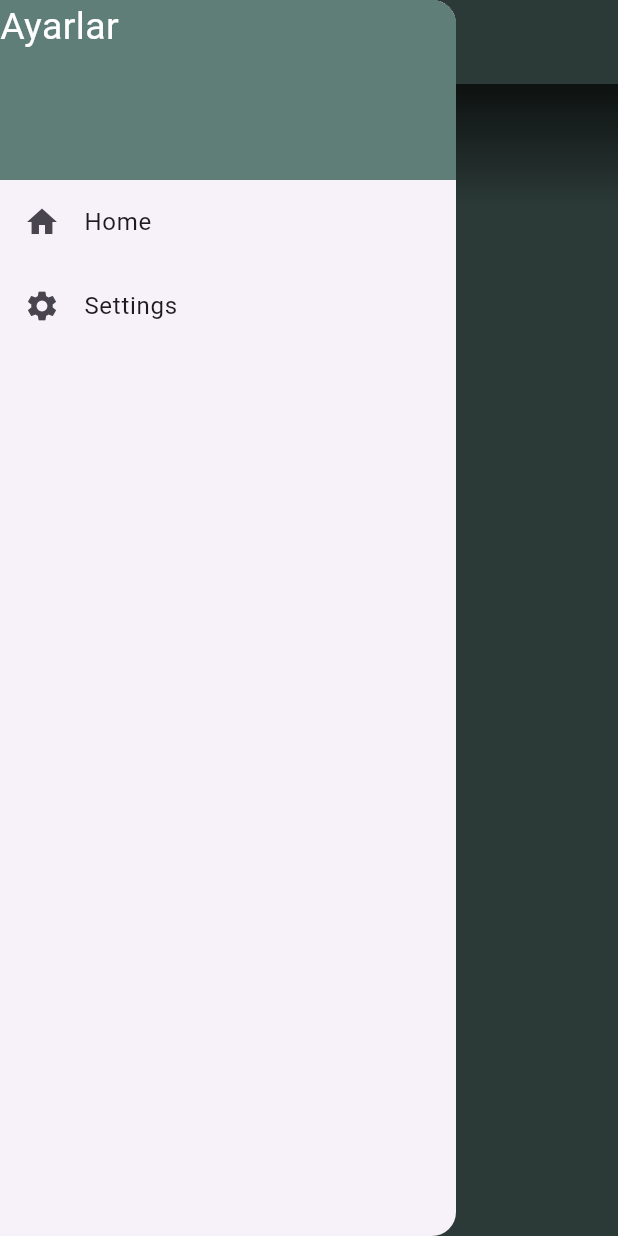
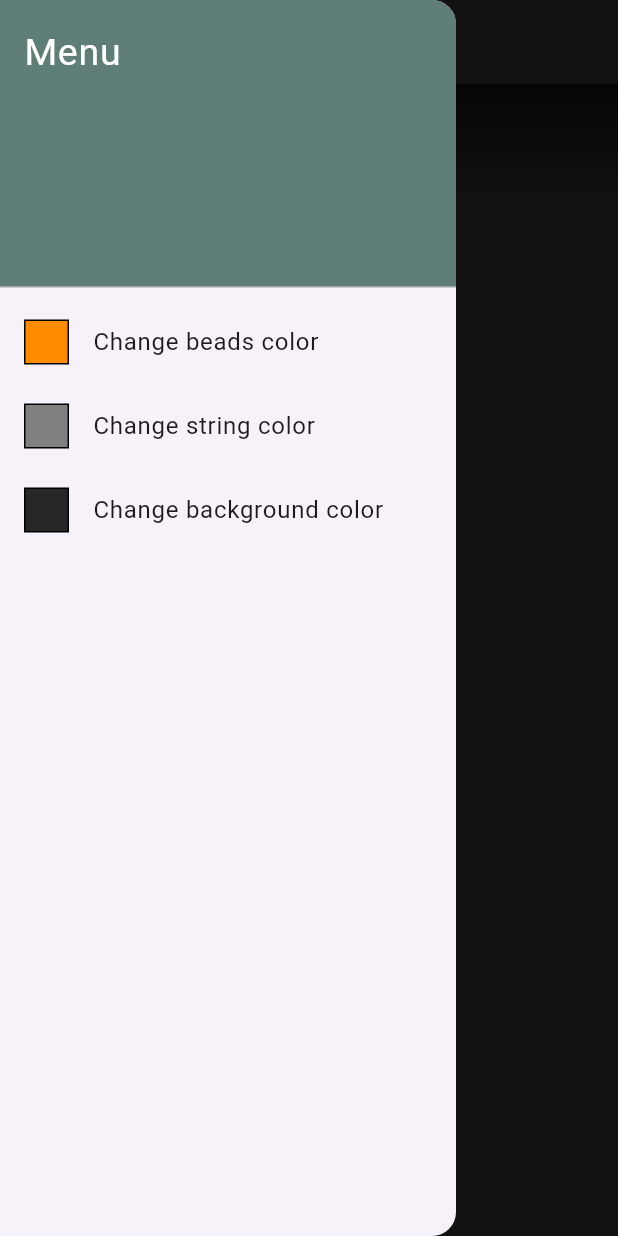
Before and after one commit to stanercelik/TesbeeApp, a Flutter app: the screen it shows once a user with an empty profile is signed in, with the side drawer open, on a phone screen of 412 x 824 dp. Run offline on Flutter 3.47's test engine with Material 3 defaults, Android fonts, the phone set to English and light mode, and no system bars; our stand-ins replace firebase_auth, firebase_core, flutter_colorpicker, get, vibration; accounts and stored records are empty.

Commit message:
select color init

```diff
--- a/lib/Components/draggable_cycle.dart
+++ b/lib/Components/draggable_cycle.dart
@@ -1,9 +1,9 @@
 import 'package:flutter/material.dart';
 import 'package:get/get.dart';
-import '../Screens/BreadsScreen/breads_viewmodel.dart';
+import '../Screens/BeadsScreen/beads_viewmodel.dart';
 
 class DraggableCircle extends StatelessWidget {
-  final BreadsViewModel counterController;
+  final BeadsViewModel counterController;
 
   const DraggableCircle({super.key, required this.counterController});
 
@@ -12,21 +12,22 @@ class DraggableCircle extends StatelessWidget {
     final double screenHeight = MediaQuery.of(context).size.height;
     final double screenWidth = MediaQuery.of(context).size.width;
     final double circleRadius = MediaQuery.of(context).size.height * 0.035;
-    final double movementAreaHeight = circleRadius * 5;
-    final double maxMovement = screenHeight * 0.07; // Maksimum hareket alanı
+    final double movementAreaHeight = screenHeight * 0.15;
+    final double maxMovement =
+        movementAreaHeight * 0.47; // Maksimum hareket alanı
 
     final List<Offset> initialPositions = List.generate(
       13,
-      (index) => Offset(0, index * (circleRadius * 2) - screenHeight / 2),
+      (index) => Offset(0, index * (circleRadius * 2) - screenHeight / 2 + 40),
     );
 
     return Stack(
       alignment: Alignment.center,
       children: [
-        Container(
+        Obx(() => Container(
             width: 6,
             height: screenHeight,
-            color: Theme.of(context).colorScheme.background),
+            color: counterController.stringColor.value)),
         ...List.generate(8, (index) {
           return Obx(() {
             return Transform.translate(
@@ -37,7 +38,7 @@ class DraggableCircle extends StatelessWidget {
                           .clamp(-maxMovement, maxMovement)),
               child: CircleAvatar(
                 radius: circleRadius,
-                backgroundColor: Theme.of(context).colorScheme.primary,
+                backgroundColor: counterController.beadColor.value,
               ),
             );
           });
@@ -51,7 +52,7 @@ class DraggableCircle extends StatelessWidget {
                           .clamp(-maxMovement, maxMovement)),
               child: CircleAvatar(
                 radius: circleRadius,
-                backgroundColor: Theme.of(context).colorScheme.primary,
+                backgroundColor: counterController.beadColor.value,
               ),
             )),
         ...List.generate(3, (index) {
@@ -65,7 +66,7 @@ class DraggableCircle extends StatelessWidget {
                           .clamp(-maxMovement, maxMovement)),
               child: CircleAvatar(
                 radius: circleRadius,
-                backgroundColor: Theme.of(context).colorScheme.primary,
+                backgroundColor: counterController.beadColor.value,
               ),
             );
           });
@@ -77,6 +78,10 @@ class DraggableCircle extends StatelessWidget {
             }
           },
           onPanEnd: (details) {
+            final double threshold = movementAreaHeight * 0.45;
+            if (counterController.offsetY.value > threshold) {
+              counterController.offsetY.value = movementAreaHeight;
+            }
             if (counterController.offsetY.value >
                 movementAreaHeight - circleRadius) {
               counterController.increment();
--- /dev/null
+++ b/lib/Resources/picker_colors.dart
@@ -0,0 +1,77 @@
+import 'package:flutter/material.dart';
+
+const Map<String, Color> pickerColors = {
+  'black': Color(0xff000000),
+  'dimgray': Color.fromARGB(255, 39, 39, 39),
+  'gray': Color(0xff808080),
+  'darkgray': Color(0xffa9a9a9),
+  'silver': Color(0xffc0c0c0),
+  'gainsboro': Color(0xffdcdcdc),
+  'maroon': Color.fromARGB(255, 58, 0, 0),
+  'darkred': Color.fromARGB(255, 106, 9, 9),
+  'brown': Color(0xffa52a2a),
+  'tomato': Color.fromARGB(255, 195, 60, 37),
+  'indianred': Color(0xffcd5c5c),
+  'darksalmon': Color(0xffe9967a),
+  'rosybrown': Color.fromARGB(255, 179, 140, 140),
+  'darkorange': Color(0xffff8c00),
+  'orange': Color(0xffffa500),
+  'coral': Color(0xffff7f50),
+  'sandybrown': Color(0xfff4a460),
+  'bisque': Color(0xffffe4c4),
+  'antiquewhite': Color(0xfffaebd7),
+  'darkgoldenrod': Color(0xffb8860b),
+  'goldenrod': Color(0xffdaa520),
+  'gold': Color(0xffffd700),
+  'yellow': Color(0xffffff00),
+  'darkkhaki': Color(0xffbdb76b),
+  'khaki': Color(0xfff0e68c),
+  'palegoldenrod': Color(0xffeee8aa),
+  'olive': Color(0xff808000),
+  'olivedrab': Color(0xff6b8e23),
+  'yellowgreen': Color(0xff9acd32),
+  'greenyellow': Color(0xffadff2f),
+  'lawngreen': Color(0xff7cfc00),
+  'limegreen': Color(0xff32cd32),
+  'palegreen': Color(0xff98fb98),
+  'mediumspringgreen': Color(0xff00fa9a),
+  'mediumseagreen': Color(0xff3cb371),
+  'seagreen': Color(0xff2e8b57),
+  'forestgreen': Color(0xff228b22),
+  'darkgreen': Color(0xff006400),
+  'darkolivegreen': Color(0xff556b2f),
+  'darkseagreen': Color(0xff8fbc8f),
+  'cyan': Color(0xff00ffff),
+  'lightcyan': Color(0xffe0ffff),
+  'paleturquoise': Color(0xffafeeee),
+  'aquamarine': Color(0xff7fffd4),
+  'turquoise': Color(0xff40e0d0),
+  'mediumturquoise': Color(0xff48d1cc),
+  'darkturquoise': Color(0xff00ced1),
+  'cadetblue': Color(0xff5f9ea0),
+  'lightseagreen': Color(0xff20b2aa),
+  'mediumaquamarine': Color(0xff66cdaa),
+  'midnightblue': Color(0xff191970),
+  'navy': Color(0xff000080),
+  'darkblue': Color(0xff00008b),
+  'mediumblue': Color(0xff0000cd),
+  'blue': Color(0xff0000ff),
+  'royalblue': Color(0xff4169e1),
+  'deepskyblue': Color(0xff00bfff),
+  'dodgerblue': Color(0xff1e90ff),
+  'cornflowerblue': Color(0xff6495ed),
+  'steelblue': Color(0xff4682b4),
+  'lightskyblue': Color(0xff87cefa),
+  'powderblue': Color(0xffb0e0e6),
+  'indigo': Color(0xff4b0082),
+  'rebeccapurple': Color(0xff663399),
+  'darkviolet': Color(0xff9400d3),
+  'violet': Color(0xffee82ee),
+  'purple': Color(0xff800080),
+  'magenta': Color(0xffff00ff),
+  'deeppink': Color(0xffff1493),
+  'hotpink': Color(0xffff69b4),
+  'palevioletred': Color(0xffdb7093),
+  'lightpink': Color(0xffffb6c1),
+  'pink': Color(0xffffc0cb),
+};
--- a/lib/Routes/routes.dart
+++ b/lib/Routes/routes.dart
@@ -2,5 +2,6 @@ class Routes {
   static String welcomeScreen = '/';
   static String signInScreen = '/signin';
   static String signUpScreen = '/signup';
-  static String baseBreadScreen = '/baseBread';
+  static String baseBeadScreen = '/basebead';
+  static String homeScreen = '/homescreen';
 }
--- a/lib/Screens/Authflow/BaseAuth/base_auth_viewmodel.dart
+++ b/lib/Screens/Authflow/BaseAuth/base_auth_viewmodel.dart
@@ -1,6 +1,6 @@
 import 'package:get/get.dart';
 import 'package:firebase_auth/firebase_auth.dart';
-import 'package:tesbih_app/Screens/BreadsScreen/breads_view.dart';
+import 'package:tesbih_app/Screens/BeadsScreen/beads_view.dart';
 import 'package:tesbih_app/Screens/WelcomeScreen/welcome_view.dart';
 
 class UserAuthViewModel extends GetxController {
@@ -20,7 +20,7 @@ class UserAuthViewModel extends GetxController {
     if (user == null) {
       Get.offAll(() => WelcomeView());
     } else {
-      Get.offAll(() => BreadsView());
+      Get.offAll(() => BeadsView());
     }
   }
 
--- /dev/null
+++ b/lib/Screens/BeadsScreen/beads_view.dart
@@ -0,0 +1,190 @@
+import 'package:flutter/material.dart';
+import 'package:get/get.dart';
+import 'package:tesbih_app/Components/draggable_cycle.dart';
+import 'package:tesbih_app/Resources/AppColors.dart';
+import 'package:tesbih_app/Resources/picker_colors.dart';
+import 'package:tesbih_app/Screens/BeadsScreen/beads_viewmodel.dart';
+import 'package:flutter_colorpicker/flutter_colorpicker.dart';
+
+class BeadsView extends StatelessWidget {
+  final BeadsViewModel counterController = Get.put(BeadsViewModel());
+
+  BeadsView({super.key});
+
+  @override
+  Widget build(BuildContext context) {
+    return Obx(
+      () => Scaffold(
+        backgroundColor: counterController.backgroundColor.value,
+        appBar: AppBar(
+          backgroundColor: counterController.backgroundColor.value,
+          leading: Builder(
+            builder: (context) {
+              return IconButton(
+                icon: const Icon(Icons.menu),
+                onPressed: () {
+                  Scaffold.of(context).openDrawer();
+                },
+              );
+            },
+          ),
+          title: const Center(
+            child: Text(
+              'Tesbee',
+              style: TextStyle(fontSize: 24),
+            ),
+          ),
+        ),
+        drawer: Drawer(
+          child: ListView(
+            padding: EdgeInsets.zero,
+            children: <Widget>[
+              const SizedBox(
+                height: 200,
+                child: DrawerHeader(
+                  padding: EdgeInsets.all(16),
+                  decoration: BoxDecoration(
+                    color: AppColors.primaryBackground,
+                  ),
+                  child: Text(
+                    'Menu',
+                    style: TextStyle(color: Colors.white, fontSize: 25),
+                  ),
+                ),
+              ),
+              ListTile(
+                leading: Container(
+                  height: 30,
+                  width: 30,
+                  decoration: BoxDecoration(
+                      color: counterController.beadColor.value,
+                      border: Border.all(width: 1)),
+                ),
+                title: const Text('Change beads color'),
+                onTap: () {
+                  _showColorPicker(
+                    context,
+                    counterController.changeBeadColor,
+                    counterController.beadColor.value,
+                  );
+                },
+              ),
+              ListTile(
+                leading: Container(
+                  height: 30,
+                  width: 30,
+                  decoration: BoxDecoration(
+                      color: counterController.stringColor.value,
+                      border: Border.all(width: 1)),
+                ),
+                title: const Text('Change string color'),
+                onTap: () {
+                  _showColorPicker(
+                    context,
+                    counterController.changeStringColor,
+                    counterController.stringColor.value,
+                  );
+                },
+              ),
+              ListTile(
+                leading: Container(
+                  height: 30,
+                  width: 30,
+                  decoration: BoxDecoration(
+                      color: counterController.backgroundColor.value,
+                      border: Border.all(width: 1)),
+                ),
+                title: const Text('Change background color'),
+                onTap: () {
+                  _showColorPicker(
+                    context,
+                    counterController.changeBackgroundColor,
+                    counterController.backgroundColor.value,
+                  );
+                },
+              ),
+            ],
+          ),
+        ),
+        body: Stack(
+          children: [
+            Positioned.fill(
+              child: Align(
+                alignment: Alignment.center,
+                child: DraggableCircle(counterController: counterController),
+              ),
+            ),
+            Positioned(
+              top: 0,
+              left: 0,
+              right: 0,
+              child: Obx(
+                () => Container(
+                  height: MediaQuery.of(context).size.height * 0.1,
+                  width: MediaQuery.of(context).size.width,
+                  decoration: BoxDecoration(
+                    gradient: LinearGradient(
+                      colors: [
+                        Colors.black.withOpacity(0.7),
+                        Colors.transparent,
+                      ],
+                      begin: Alignment.topCenter,
+                      end: Alignment.bottomCenter,
+                    ),
+                  ),
+                  child: Column(
+                    children: [
+                      Text(
+                        '${counterController.count}',
+                        textAlign: TextAlign.center,
+                        style: const TextStyle(
+                            fontSize: 32,
+                            color: Colors.white,
+                            fontWeight: FontWeight.w600),
+                      ),
+                      Text(
+                        counterController.currentText.value,
+                        textAlign: TextAlign.center,
+                        style: const TextStyle(
+                            fontSize: 24,
+                            color: Colors.white,
+                            fontWeight: FontWeight.w400),
+                      ),
+                    ],
+                  ),
+                ),
+              ),
+            ),
+          ],
+        ),
+      ),
+    );
+  }
+
+  void _showColorPicker(BuildContext context, Function(Color) onColorChanged,
+      Color currentColor) {
+    showDialog(
+      context: context,
+      builder: (context) {
+        return AlertDialog(
+          title: const Text('Pick a color'),
+          content: SingleChildScrollView(
+            child: BlockPicker(
+              availableColors: pickerColors.values.toList(),
+              pickerColor: currentColor,
+              onColorChanged: onColorChanged,
+            ),
+          ),
+          actions: <Widget>[
+            ElevatedButton(
+              child: const Text('Got it'),
+              onPressed: () {
+                Navigator.of(context).pop();
+              },
+            ),
+          ],
+        );
+      },
+    );
+  }
+}
--- a/lib/Screens/BreadsScreen/breads_viewmodel.dart
+++ b/lib/Screens/BeadsScreen/beads_viewmodel.dart
@@ -1,7 +1,9 @@
+import 'package:flutter/material.dart';
 import 'package:get/get.dart';
+import 'package:tesbih_app/Resources/picker_colors.dart';
 import 'package:vibration/vibration.dart';
 
-class BreadsViewModel extends GetxController {
+class BeadsViewModel extends GetxController {
   var count = 0.obs;
   var offsetY = 0.0.obs;
   var beadOffsets = List<double>.filled(13, 0.0).obs;
@@ -11,6 +13,10 @@ class BreadsViewModel extends GetxController {
   var allahuEkber = "Allahu ekber".obs;
 
   var currentText = "Subhanallah".obs;
+
+  var beadColor = pickerColors["darkorange"]!.obs;
+  var stringColor = pickerColors["gray"]!.obs;
+  var backgroundColor = pickerColors["dimgray"]!.obs;
 
   void increment() {
     if (count >= 99) {
@@ -34,10 +40,10 @@ class BreadsViewModel extends GetxController {
       _vibrate([0, 300, 0, 0]);
     }
     if (count.value == 66) {
-      _vibrate([0, 250, 100, 250]);
+      _vibrate([0, 300, 100, 300]);
     }
     if (count.value == 99) {
-      _vibrate([0, 250, 100, 250, 100, 250]);
+      _vibrate([0, 300, 100, 300, 100, 300]);
     }
     if (count < 33) {
       currentText.value = subanallah.value;
@@ -62,4 +68,16 @@ class BreadsViewModel extends GetxController {
   void _vibrate(List<int> pattern) {
     Vibration.vibrate(pattern: pattern);
   }
+
+  void changeBeadColor(Color color) {
+    beadColor.value = color;
+  }
+
+  void changeStringColor(Color color) {
+    stringColor.value = color;
+  }
+
+  void changeBackgroundColor(Color color) {
+    backgroundColor.value = color;
+  }
 }
--- a/lib/Screens/BreadsScreen/breads_view.dart
+++ /dev/null
@@ -1,122 +0,0 @@
-import 'package:flutter/material.dart';
-import 'package:get/get.dart';
-import 'package:tesbih_app/Components/draggable_cycle.dart';
-import 'package:tesbih_app/Resources/AppColors.dart';
-import 'package:tesbih_app/Screens/BreadsScreen/breads_viewmodel.dart';
-
-class BreadsView extends StatelessWidget {
-  final BreadsViewModel counterController = Get.put(BreadsViewModel());
-
-  BreadsView({super.key});
-
-  @override
-  Widget build(BuildContext context) {
-    return Scaffold(
-      backgroundColor: AppColors.primaryBackground,
-      appBar: AppBar(
-        backgroundColor: AppColors.primaryBackground,
-        leading: Builder(
-          builder: (context) {
-            return IconButton(
-              icon: const Icon(Icons.menu),
-              onPressed: () {
-                Scaffold.of(context).openDrawer();
-              },
-            );
-          },
-        ),
-        title: const Center(
-          child: Text(
-            'Tesbee',
-            style: TextStyle(fontSize: 24),
-          ),
-        ),
-      ),
-      drawer: Drawer(
-        child: ListView(
-          padding: EdgeInsets.zero,
-          children: <Widget>[
-            Container(
-              height: 120.0,
-              decoration: const BoxDecoration(
-                color: AppColors.primaryBackground,
-              ),
-              child: const Text(
-                'Ayarlar',
-                textAlign: TextAlign.start,
-                style: TextStyle(color: Colors.white, fontSize: 25),
-              ),
-            ),
-            ListTile(
-              leading: const Icon(Icons.home),
-              title: const Text('Home'),
-              onTap: () {
-                // Handle the tap event
-                Navigator.pop(context);
-              },
-            ),
-            ListTile(
-              leading: const Icon(Icons.settings),
-              title: const Text('Settings'),
-              onTap: () {
-                // Handle the tap event
-                Navigator.pop(context);
-              },
-            ),
-          ],
-        ),
-      ),
-      body: Stack(
-        children: [
-          Positioned.fill(
-            child: Align(
-              alignment: Alignment.center,
-              child: DraggableCircle(counterController: counterController),
-            ),
-          ),
-          Positioned(
-            top: 0,
-            left: 0,
-            right: 0,
-            child: Obx(
-              () => Container(
-                height: MediaQuery.of(context).size.height * 0.1,
-                width: MediaQuery.of(context).size.width,
-                decoration: BoxDecoration(
-                  gradient: LinearGradient(
-                    colors: [
-                      Colors.black.withOpacity(0.7),
-                      Colors.transparent,
-                    ],
-                    begin: Alignment.topCenter,
-                    end: Alignment.bottomCenter,
-                  ),
-                ),
-                child: Column(
-                  children: [
-                    Text(
-                      '${counterController.count}',
-                      textAlign: TextAlign.center,
-                      style: const TextStyle(
-                          fontSize: 32,
-                          color: Colors.white,
-                          fontWeight: FontWeight.w600),
-                    ),
-                    Text(
-                      counterController.currentText.value,
-                      textAlign: TextAlign.center,
-                      style: const TextStyle(
-                          fontSize: 24,
-                          color: Colors.white,
-                          fontWeight: FontWeight.w400),
-                    ),
-                  ],
-                ),
-              ),
-            ),
-          ),
-        ],
-      ),
-    );
-  }
-}
--- a/lib/main.dart
+++ b/lib/main.dart
@@ -6,7 +6,8 @@ import 'package:tesbih_app/Routes/routes.dart';
 import 'package:tesbih_app/Screens/Authflow/BaseAuth/base_auth_viewmodel.dart';
 import 'package:tesbih_app/Screens/Authflow/SignInFlow/SignInScreen/signin_view.dart';
 import 'package:tesbih_app/Screens/Authflow/SignUpScreen/signup_view.dart';
-import 'package:tesbih_app/Screens/BreadsScreen/breads_view.dart';
+import 'package:tesbih_app/Screens/BeadsScreen/beads_view.dart';
+import 'package:tesbih_app/Screens/HomeScreen/home_screen_view.dart';
 import 'package:tesbih_app/Screens/WelcomeScreen/welcome_view.dart';
 
 void main() async {
@@ -28,14 +29,15 @@ class TesbeeApp extends StatelessWidget {
         if (userAuthController.firebaseUser.value == null) {
           return WelcomeView();
         } else {
-          return BreadsView();
+          return HomeScreen();
         }
       }),
       getPages: [
         GetPage(name: Routes.welcomeScreen, page: () => WelcomeView()),
         GetPage(name: Routes.signInScreen, page: () => SignInView()),
         GetPage(name: Routes.signUpScreen, page: () => SignUpView()),
-        GetPage(name: Routes.baseBreadScreen, page: () => BreadsView()),
+        GetPage(name: Routes.baseBeadScreen, page: () => BeadsView()),
+        GetPage(name: Routes.homeScreen, page: () => HomeScreen()),
       ],
     );
   }
--- a/pubspec.yaml
+++ b/pubspec.yaml
@@ -40,6 +40,7 @@ dependencies:
   flutter_colorpicker: ^1.1.0
   firebase_core: ^2.24.2
   firebase_auth: ^4.16.0
+  audioplayers: ^5.2.1
 
 dev_dependencies:
   flutter_test:
```
Also changed, not shown: lib/Screens/DhikrsScreen/dhikr_view.dart (added, +17 -0 lines), lib/Screens/HomeScreen/home_screen_view.dart (added, +54 -0 lines), lib/Screens/HomeScreen/home_screen_viewmodel.dart (added, +9 -0 lines), lib/Screens/ProfileScreen/profile_view.dart (added, +17 -0 lines), lib/Screens/DhikrsScreen/dhikrs_viewmodel.dart (added), lib/Screens/ProfileScreen/profile_viewmodel.dart (added), pubspec.lock, 5 other files.
